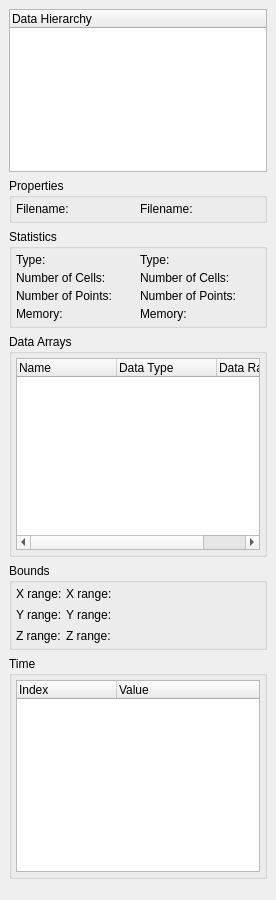
Above: Qt/Components/Resources/UI/pqProxyInformationWidget.ui from wildmichael/ParaView3-enhancements-old before the change. Below: the same form after it.
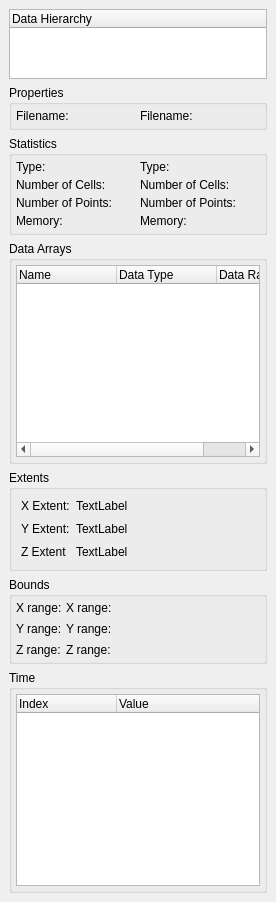
That is the form after the change. Custom widgets are drawn as their Qt base class.

Commit message: ENH: Added extent to info tab.

Diff of the .ui file:
```diff
--- a/Qt/Components/Resources/UI/pqProxyInformationWidget.ui
+++ b/Qt/Components/Resources/UI/pqProxyInformationWidget.ui
@@ -189,6 +189,76 @@
      </layout>
     </widget>
    </item>
+   <item>
+    <widget class="QGroupBox" name="groupExtent" >
+     <property name="title" >
+      <string>Extents</string>
+     </property>
+     <layout class="QGridLayout" >
+      <property name="margin" >
+       <number>9</number>
+      </property>
+      <property name="spacing" >
+       <number>6</number>
+      </property>
+      <item row="1" column="2" >
+       <spacer>
+        <property name="orientation" >
+         <enum>Qt::Horizontal</enum>
+        </property>
+        <property name="sizeHint" >
+         <size>
+          <width>40</width>
+          <height>20</height>
+         </size>
+        </property>
+       </spacer>
+      </item>
+      <item row="2" column="1" >
+       <widget class="QLabel" name="zExtent" >
+        <property name="text" >
+         <string>TextLabel</string>
+        </property>
+       </widget>
+      </item>
+      <item row="1" column="1" >
+       <widget class="QLabel" name="yExtent" >
+        <property name="text" >
+         <string>TextLabel</string>
+        </property>
+       </widget>
+      </item>
+      <item row="0" column="1" >
+       <widget class="QLabel" name="xExtent" >
+        <property name="text" >
+         <string>TextLabel</string>
+        </property>
+       </widget>
+      </item>
+      <item row="2" column="0" >
+       <widget class="QLabel" name="label_5" >
+        <property name="text" >
+         <string>Z Extent</string>
+        </property>
+       </widget>
+      </item>
+      <item row="1" column="0" >
+       <widget class="QLabel" name="label_9" >
+        <property name="text" >
+         <string>Y Extent:</string>
+        </property>
+       </widget>
+      </item>
+      <item row="0" column="0" >
+       <widget class="QLabel" name="label_10" >
+        <property name="text" >
+         <string>X Extent:</string>
+        </property>
+       </widget>
+      </item>
+     </layout>
+    </widget>
+   </item>
    <item>
     <widget class="QGroupBox" name="groupBox_3" >
      <property name="sizePolicy" >
```
The commit also changes 3 other files.
